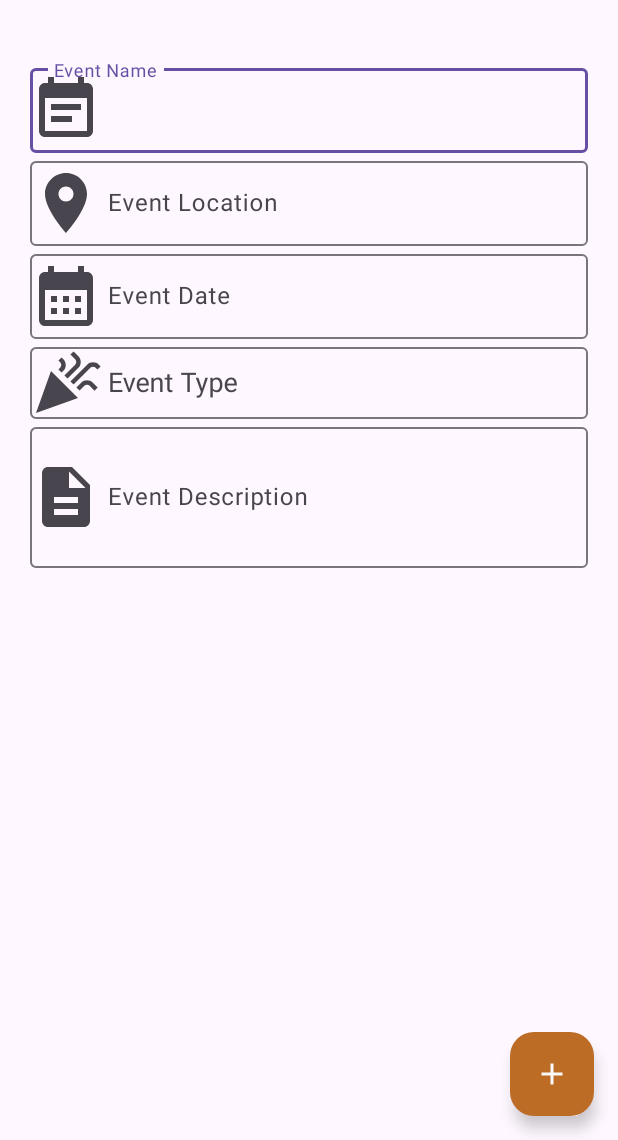
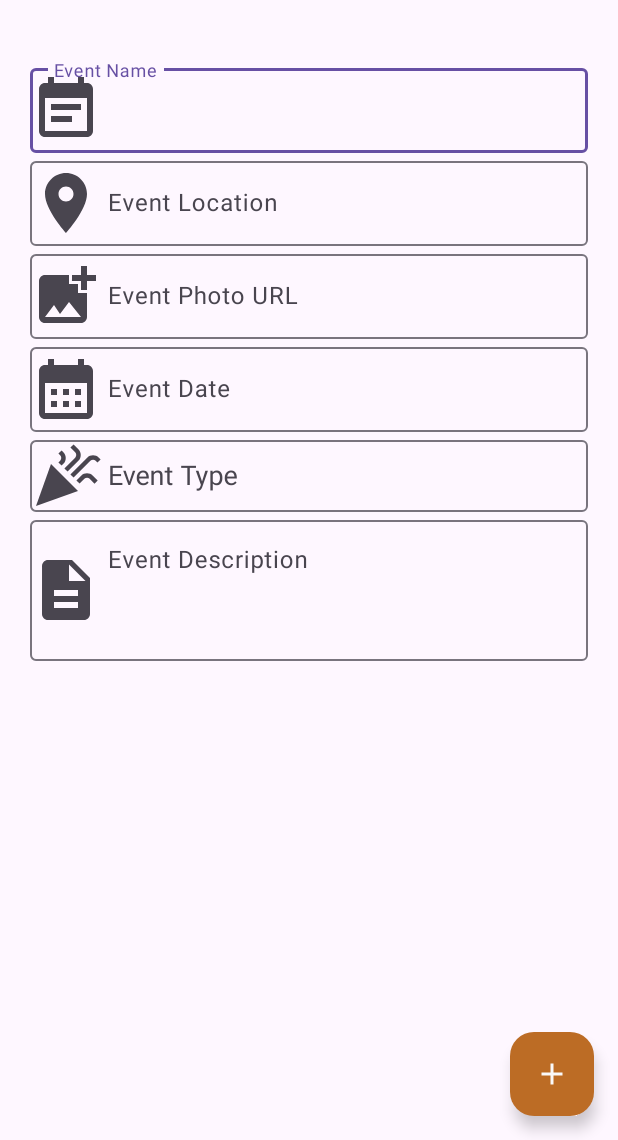
Before and after one commit to Mobile-App-Course/CopenhagenBuzz, an Android app: the MainActivity screen opened directly, with no data from a screen before it, on a phone screen of 412 x 824 dp, the part 96-1236 px from its top. Run offline under Robolectric (Android 15) with nearby library versions, the light colour scheme and no system bars.

Commit message:
Refactoring and photo url

```diff
--- a/app/src/main/java/dk/itu/moapd/copenhagenbuzz/ralc/nhca/View/MainActivity.kt
+++ b/app/src/main/java/dk/itu/moapd/copenhagenbuzz/ralc/nhca/View/MainActivity.kt
@@ -218,6 +218,8 @@
          */
         private fun showMessage() {
             val message = "Event Added: " + event.toString()
-            Snackbar.make(activityMainBinding.root, message, Snackbar.LENGTH_LONG).show()
+            Snackbar.make(activityMainBinding.root, message, Snackbar.LENGTH_LONG)
+                .setAnchorView(addEventButton)
+                .show()
         }
     }
--- /dev/null
+++ b/app/src/main/res/drawable/event_photo_icon.xml
@@ -0,0 +1,5 @@
+<vector xmlns:android="http://schemas.android.com/apk/res/android" android:autoMirrored="true" android:height="48dp" android:tint="#000000" android:viewportHeight="24" android:viewportWidth="24" android:width="48dp">
+
+    <path android:fillColor="@android:color/white" android:pathData="M19,7v2.99s-1.99,0.01 -2,0L17,7h-3s0.01,-1.99 0,-2h3L17,2h2v3h3v2h-3zM16,11L16,8h-3L13,5L5,5c-1.1,0 -2,0.9 -2,2v12c0,1.1 0.9,2 2,2h12c1.1,0 2,-0.9 2,-2v-8h-3zM5,19l3,-4 2,3 3,-4 4,5L5,19z"/>
+
+</vector>
--- a/app/src/main/res/layout/activity_main.xml
+++ b/app/src/main/res/layout/activity_main.xml
@@ -24,12 +24,11 @@
         android:id="@+id/floating_button_event_add"
         android:layout_width="wrap_content"
         android:layout_height="wrap_content"
+        android:layout_gravity="bottom|end"
         android:layout_margin="16dp"
         android:contentDescription="@string/add_event"
         android:src="@drawable/event_add_icon"
         app:backgroundTint="@color/primary"
-        app:layout_anchor="@+id/nestedScrollView"
-        app:layout_anchorGravity="end|bottom"
         app:tint="@color/text_primary" />
 
 </androidx.coordinatorlayout.widget.CoordinatorLayout>
--- a/app/src/main/res/layout/content_main.xml
+++ b/app/src/main/res/layout/content_main.xml
@@ -37,8 +37,7 @@
             android:ems="10"
             android:hint="@string/event_name_hint"
             android:inputType="text"
-            android:text=""
-            android:textColor="@color/text_secondary" />
+            android:text=""/>
     </com.google.android.material.textfield.TextInputLayout>
 
     <!-- Event location section -->
@@ -59,8 +58,28 @@
             android:ems="10"
             android:hint="@string/event_location_hint"
             android:inputType="text"
-            android:text=""
-            android:textColor="@color/text_secondary" />
+            android:text=""/>
+    </com.google.android.material.textfield.TextInputLayout>
+
+    <!-- Event Photo url section -->
+    <com.google.android.material.textfield.TextInputLayout
+        android:id="@+id/text_field_event_photo_url"
+        android:layout_width="match_parent"
+        android:layout_height="wrap_content"
+        android:layout_marginStart="20dp"
+        android:layout_marginEnd="20dp"
+        app:layout_constraintTop_toBottomOf="@+id/text_field_event_location"
+        app:startIconDrawable="@drawable/event_photo_icon">
+
+        <!-- Event Name input field -->
+        <com.google.android.material.textfield.TextInputEditText
+            android:id="@+id/edit_text_event_photo_url"
+            android:layout_width="match_parent"
+            android:layout_height="wrap_content"
+            android:ems="10"
+            android:hint="@string/event_photo_url_hint"
+            android:inputType="text"
+            android:text=""/>
     </com.google.android.material.textfield.TextInputLayout>
 
     <!-- Event Date section -->
@@ -70,7 +89,7 @@
         android:layout_height="wrap_content"
         android:layout_marginStart="20dp"
         android:layout_marginEnd="20dp"
-        app:layout_constraintTop_toBottomOf="@+id/text_field_event_location"
+        app:layout_constraintTop_toBottomOf="@+id/text_field_event_photo_url"
         app:startIconDrawable="@drawable/event_date_icon">
 
         <!-- Event Name input field -->
@@ -80,8 +99,7 @@
             android:layout_height="wrap_content"
             android:hint="@string/event_date_hint"
             android:focusable="false"
-            android:clickable="true"
-            android:textColor="@color/text_secondary" />
+            android:clickable="true"/>
 
     </com.google.android.material.textfield.TextInputLayout>
 
@@ -128,7 +146,7 @@
             android:inputType="textMultiLine"
             android:text=""
             android:minLines="3"
-            android:textColor="@color/text_secondary"/>
+            android:gravity="top"/>
     </com.google.android.material.textfield.TextInputLayout>
 
 
--- a/app/src/main/res/values/strings.xml
+++ b/app/src/main/res/values/strings.xml
@@ -9,4 +9,5 @@
     <string name="material_button_login">Login</string>
     <string name="material_button_guest">Guest</string>
     <string name="profile_image_description">profile_image</string>
+    <string name="event_photo_url_hint">Event Photo URL</string>
 </resources>
```
Also changed, not shown: app/src/main/AndroidManifest.xml (+4 -4 lines), app/src/main/res/layout/activity_login.xml (+20 -16 lines).
